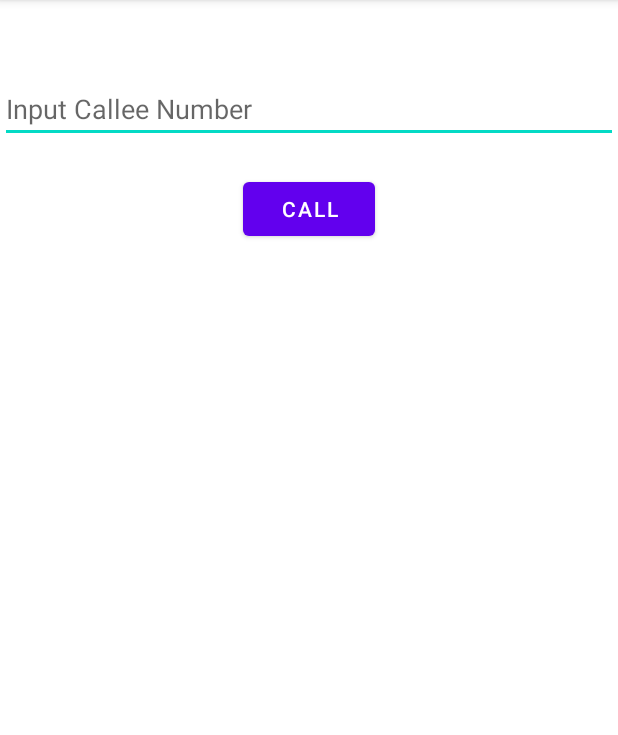
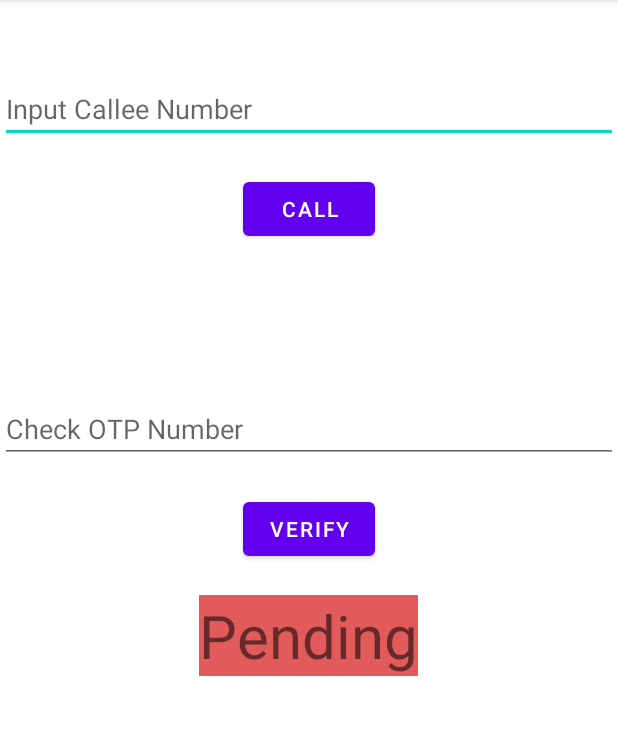
Before and after one commit to XenonRadium/VoiceOTPAndroid, an Android app: the screen it shows after launch (MainActivity), after a tap on "CALL", on a phone screen of 412 x 824 dp, the part 84-819 px from its top. Run offline under Robolectric (Android 15) with nearby library versions, the phone set to English and light mode, and no system bars; our stand-ins replace Volley; network calls fail.

Commit message:
second commit

```diff
--- a/app/src/main/java/com/example/custom_make_a_call/MainActivity.java
+++ b/app/src/main/java/com/example/custom_make_a_call/MainActivity.java
@@ -2,10 +2,12 @@ package com.example.custom_make_a_call;
 
 import androidx.appcompat.app.AppCompatActivity;
 
+import android.graphics.drawable.ColorDrawable;
 import android.os.Bundle;
 import android.view.View;
 import android.widget.Button;
 import android.widget.EditText;
+import android.widget.TextView;
 import android.widget.Toast;
 
 import com.android.volley.Request;
@@ -20,10 +22,14 @@ import java.util.Map;
 
 public class MainActivity extends AppCompatActivity {
 
-    private EditText calleeNumber;
-    private Button callButton;
+    private EditText calleeNumber, verifyOTP;
+    private Button callButton, verifyButton;
+    private TextView verifyConfirm;
 
     private String url = "https://custom-make-a-call-4269-dev.twil.io/make-call";
+    private String defaultURL = "https://custom-make-a-call-4269-dev.twil.io/default";
+
+    private String OTPNumber;
 
     @Override
     protected void onCreate(Bundle savedInstanceState) {
@@ -32,11 +38,50 @@ public class MainActivity extends AppCompatActivity {
         calleeNumber = findViewById(R.id.calleeNumber);
         callButton = findViewById(R.id.callButton);
 
+        verifyOTP = findViewById(R.id.verifyOTP);
+        verifyButton = findViewById(R.id.verifyButton);
+        verifyConfirm = findViewById(R.id.verifyConfirm);
+
+
         final StringRequest[] stringRequest = new StringRequest[1];
         callButton.setOnClickListener(new View.OnClickListener() {
             @Override
             public void onClick(View view) {
+                addNetworkRequest(stringRequest);
+            }
+        });
+
+        verifyButton.setOnClickListener(new View.OnClickListener() {
+            @Override
+            public void onClick(View view) {
+                setVerified();
+            }
+        });
+
+    }
+
+
+    public void addNetworkRequest(StringRequest[] stringRequest){
+        OTPNumber = String.valueOf((int)Math.floor((100000 + Math.random() * 900000)));
         Toast.makeText(MainActivity.this, "Clicked", Toast.LENGTH_SHORT).show();
+        if (calleeNumber.getText().toString().equals("")) {
+            stringRequest[0] = new StringRequest(Request.Method.POST, defaultURL,
+                    new Response.Listener<String>() {
+                        @Override
+                        public void onResponse(String response) {
+                            Toast.makeText(MainActivity.this, response, Toast.LENGTH_LONG).show();
+                        }
+                    },
+                    new Response.ErrorListener() {
+                        @Override
+                        public void onErrorResponse(VolleyError error) {
+                            Toast.makeText(MainActivity.this, error.toString(), Toast.LENGTH_LONG).show();
+                            error.printStackTrace();
+                        }
+                    });
+            RequestQueue requestQueue = Volley.newRequestQueue(MainActivity.this);
+            requestQueue.add(stringRequest[0]);
+        } else {
             String number = calleeNumber.getText().toString();
 
             stringRequest[0] = new StringRequest(Request.Method.POST, url,
@@ -46,26 +91,34 @@ public class MainActivity extends AppCompatActivity {
                             Toast.makeText(MainActivity.this, response, Toast.LENGTH_LONG).show();
                         }
                     },
-                        new Response.ErrorListener(){
+                    new Response.ErrorListener() {
                         @Override
                         public void onErrorResponse(VolleyError error) {
-                                Toast.makeText(MainActivity.this, error.toString(),Toast.LENGTH_LONG).show();
+                            Toast.makeText(MainActivity.this, error.toString(), Toast.LENGTH_LONG).show();
                         }
-                        }){
+                    }) {
                 @Override
-                    protected Map<String,String> getParams(){
+                protected Map<String, String> getParams() {
                     Map<String, String> params = new HashMap<>();
                     params.put("To", number);
-
+                    params.put("OTP", OTPNumber);
                     return params;
                 }
             };
             RequestQueue requestQueue = Volley.newRequestQueue(MainActivity.this);
             requestQueue.add(stringRequest[0]);
         }
-        });
-
     }
 
-
+    public void setVerified(){
+        String inputString = verifyOTP.getText().toString();
+        if (inputString.equals(OTPNumber)){
+            verifyConfirm.setText("Verified");
+            verifyConfirm.setBackgroundResource(R.color.green);
+        }else{
+            verifyConfirm.setText("Invalid");
+            verifyConfirm.setBackgroundResource(R.color.red);
         }
+//        verifyConfirm.setText(OTPNumber);
+    }
+}
--- a/app/src/main/res/layout/activity_main.xml
+++ b/app/src/main/res/layout/activity_main.xml
@@ -25,4 +25,34 @@
         android:text="Call"
         />
 
+
+    <EditText
+        android:id="@+id/verifyOTP"
+        android:layout_width="match_parent"
+        android:layout_height="wrap_content"
+        android:layout_centerHorizontal="true"
+        android:layout_marginTop="100dp"
+        android:layout_below="@id/callButton"
+        android:hint="Check OTP Number"/>
+
+    <Button
+        android:id="@+id/verifyButton"
+        android:layout_width="wrap_content"
+        android:layout_height="wrap_content"
+        android:layout_centerHorizontal="true"
+        android:layout_marginTop="20dp"
+        android:layout_below="@id/verifyOTP"
+        android:text="Verify"
+        />
+
+    <TextView
+        android:id="@+id/verifyConfirm"
+        android:layout_width="wrap_content"
+        android:layout_height="wrap_content"
+        android:layout_below="@id/verifyButton"
+        android:layout_centerHorizontal="true"
+        android:layout_marginTop="20dp"
+        android:background="@color/red"
+        android:text="Pending"
+        android:textSize="40dp" />
 </RelativeLayout>
--- a/app/src/main/res/values/colors.xml
+++ b/app/src/main/res/values/colors.xml
@@ -4,6 +4,8 @@
     <color name="purple_500">#FF6200EE</color>
     <color name="purple_700">#FF3700B3</color>
     <color name="teal_200">#FF03DAC5</color>
+    <color name="green">#FF018786</color>
+    <color name="red">#E15B5B</color>
     <color name="teal_700">#FF018786</color>
     <color name="black">#FF000000</color>
     <color name="white">#FFFFFFFF</color>
```
Also changed, not shown: 2 other files. Lines whose indentation alone changed are shown as unchanged.
